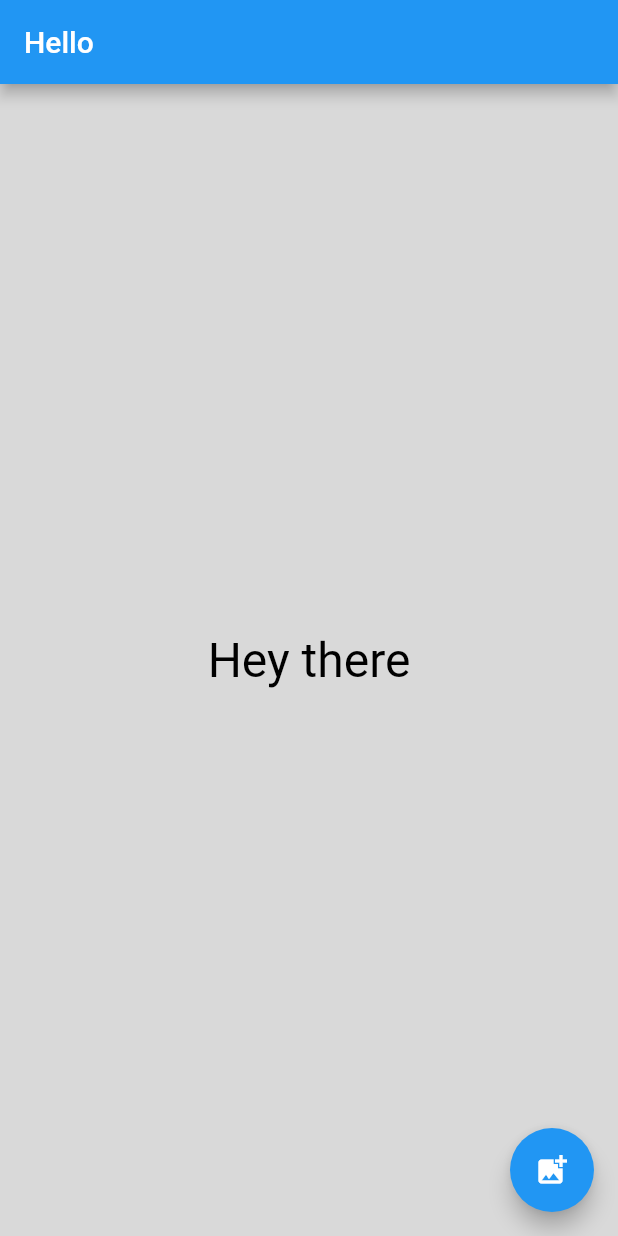
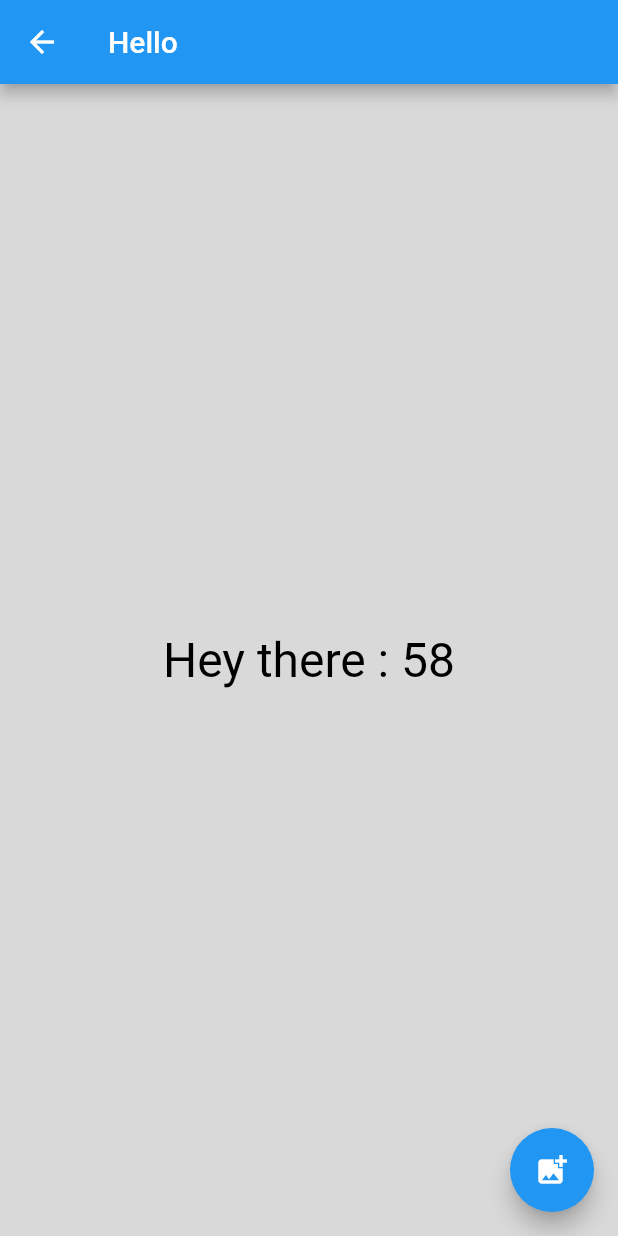
Before and after one commit to Vinnk1/flutter_app, a Flutter app: the screen it shows after launch, after a tap on the "add photo alternate" icon, on a phone screen of 412 x 824 dp. Run offline on Flutter 3.47's test engine with Material 2 defaults, Android fonts, the phone set to English and light mode, and no system bars; our stand-ins replace image_picker.

Commit message:
added second window

```diff
--- a/lib/main.dart
+++ b/lib/main.dart
@@ -3,9 +3,16 @@ import 'package:flutter/material.dart';
 import 'package:image_picker/image_picker.dart';
 import 'dart:io';
 
-void main() => runApp(Directionality(
+void main() =>
+    runApp(Directionality(
         textDirection: TextDirection.ltr,
-    child: MaterialApp(debugShowCheckedModeBanner: false, home: MyApp())));
+        child: MaterialApp(debugShowCheckedModeBanner: false,
+          initialRoute:'/myApp',
+          routes: {
+            '/': (BuildContext context) => SecondScreen(),
+            '/myApp': (BuildContext context) => MyApp()
+          },
+        )));
 
 class MyApp extends StatefulWidget {
   @override
@@ -14,6 +21,7 @@ class MyApp extends StatefulWidget {
 
 class _MyAppState extends State<MyApp> {
   int _alpha, _red, _green, _blue;
+  int x = 0;
   Future<File> _imageFile;
 
   @override
@@ -27,6 +35,7 @@ class _MyAppState extends State<MyApp> {
 
   @override
   Widget build(BuildContext context) {
+    changeNumber();
     return Scaffold(
       appBar: new AppBar(
         title: new Text("Hello"),
@@ -47,9 +56,6 @@ class _MyAppState extends State<MyApp> {
               _blue = new Random().nextInt(255);
             });
           },
-          child: Container(
-              color: Color.fromARGB(_alpha, _red, _green, _blue),
-              child: SizedBox.expand(
           child: Stack(
             children: <Widget>[
               Center(
@@ -57,17 +63,18 @@ class _MyAppState extends State<MyApp> {
               ),
               Center(
                 child: Text(
-                      "Hey there",
+                  "Hey there : $x",
                   style: TextStyle(fontSize: 32, color: Colors.black),
                 ),
               )
             ],
-              ))),
-        ));
+          )),
+    );
   }
 
   Widget getImage() {
     return Container(
+      color: Color.fromARGB(_alpha, _red, _green, _blue),
       child: FutureBuilder(
         future: _imageFile,
         builder: (context, AsyncSnapshot<File> snapshot) {
@@ -85,9 +92,37 @@ class _MyAppState extends State<MyApp> {
     );
   }
 
+  changeNumber() async {
+    while (x < 100) {
+      x++;
+      setState(() {});
+      await Future.delayed(Duration(seconds: 1));
+    }
+  }
+
   pickImageFromGallery(ImageSource source) {
     setState(() {
       _imageFile = ImagePicker.pickImage(source: source);
     });
   }
 }
+
+class SecondScreen extends StatelessWidget {
+  @override
+  Widget build(BuildContext context) {
+    return Scaffold(
+      appBar: AppBar(
+        title: Text("hello"),
+      ),
+      body: Center(
+        child: RaisedButton(
+          onPressed: () {
+            Navigator.pushNamed(context, "/myApp");
+          },
+          child: Text("open first window"),
+        ),
+      ),
+    );
+  }
+
+}
```
Lines whose indentation alone changed are shown as unchanged.
